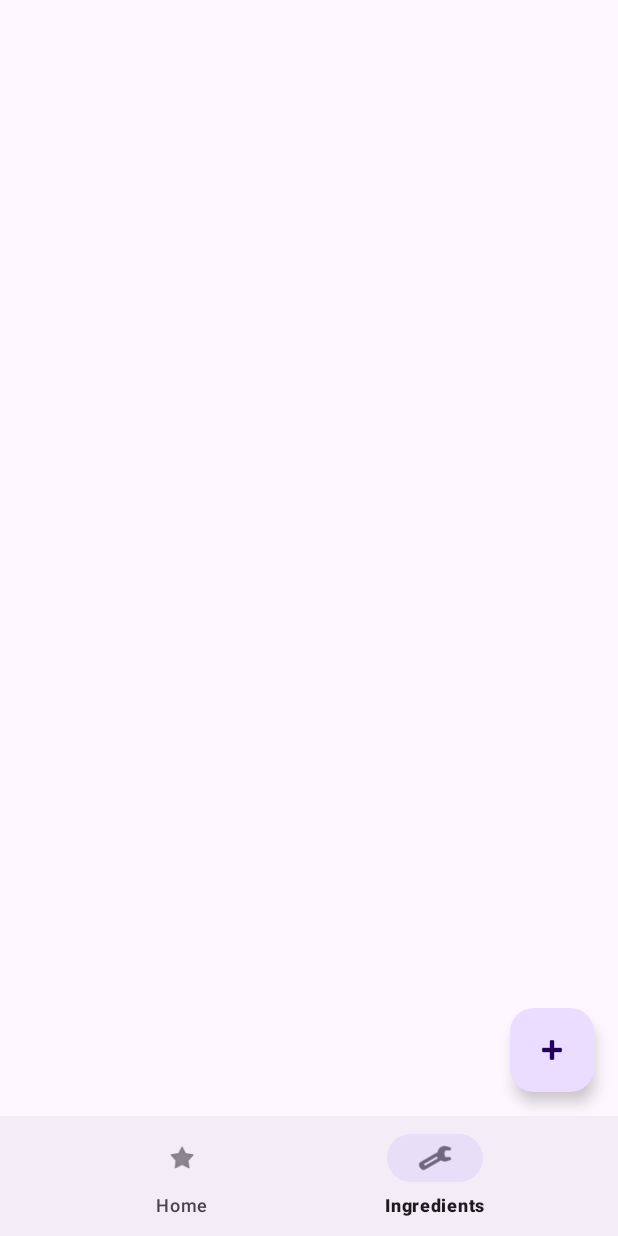
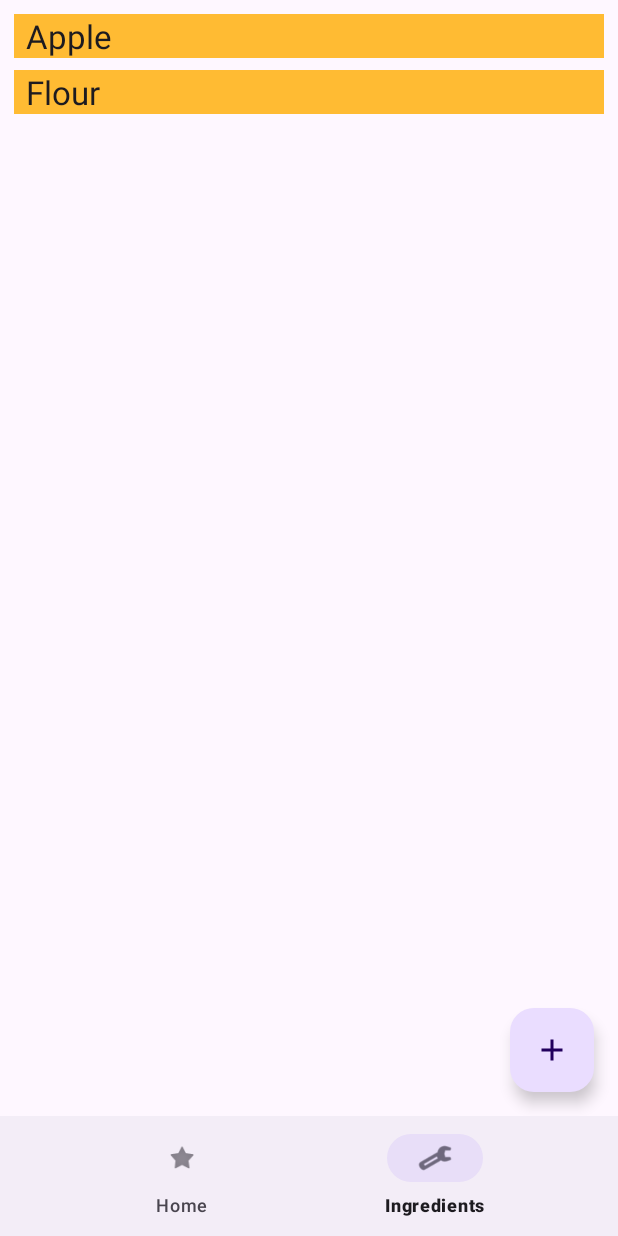
Before and after one commit to huangah412/RecipeSearch, an Android app: the screen it shows after launch (MainActivity), item 2 of the bottom bar chosen, on a phone screen of 412 x 824 dp. Run offline under Robolectric (Android 15) with nearby library versions, the phone set to English and light mode, and no system bars; our stand-ins replace Room's generated code.

Commit message:
Added ViewModel, Database is functional Copied recyclerview from tutorial (ViewHolder, ListAdapter), need to update it to the actual app in the future

```diff
--- a/app/src/main/java/com/aiden/recipesearch/IngredientsFragment.java
+++ b/app/src/main/java/com/aiden/recipesearch/IngredientsFragment.java
@@ -4,11 +4,17 @@ import android.os.Bundle;
 
 import androidx.appcompat.app.AlertDialog;
 import androidx.fragment.app.Fragment;
+import androidx.lifecycle.ViewModelProvider;
+import androidx.recyclerview.widget.LinearLayoutManager;
+import androidx.recyclerview.widget.RecyclerView;
 
 import android.view.LayoutInflater;
 import android.view.View;
 import android.view.ViewGroup;
 
+import com.aiden.recipesearch.database.Ingredient;
+import com.aiden.recipesearch.database.IngredientViewModel;
+import com.aiden.recipesearch.recyclerview.IngredientListAdapter;
 import com.google.android.material.dialog.MaterialAlertDialogBuilder;
 import com.google.android.material.floatingactionbutton.FloatingActionButton;
 import com.google.android.material.textfield.TextInputEditText;
@@ -26,6 +32,7 @@ public class IngredientsFragment extends Fragment {
     // the fragment initialization parameters, e.g. ARG_ITEM_NUMBER
     private static final String ARG_PARAM1 = "param1";
     private static final String ARG_PARAM2 = "param2";
+    private IngredientViewModel ingredientViewModel;
 
     // TODO: Rename and change types of parameters
     private String mParam1;
@@ -71,6 +78,16 @@ public class IngredientsFragment extends Fragment {
         View rootView = inflater.inflate(R.layout.fragment_ingredients, container, false);
         FloatingActionButton fab = rootView.findViewById(R.id.floatingActionButton);
 
+        RecyclerView recyclerView = rootView.findViewById(R.id.ingredients);
+        final IngredientListAdapter adapter = new IngredientListAdapter(new IngredientListAdapter.IngredientDiff());
+        recyclerView.setAdapter(adapter);
+        recyclerView.setLayoutManager(new LinearLayoutManager(getContext()));
+
+        ingredientViewModel = new ViewModelProvider(this).get(IngredientViewModel.class);
+        ingredientViewModel.getAllIngredients().observe(getViewLifecycleOwner(), ingredients -> {
+            adapter.submitList(ingredients);
+        });
+
         //when FAB is pressed open dialog to input ingredient and amount
         fab.setOnClickListener(v -> {
             View view1 = LayoutInflater.from(getContext()).inflate(R.layout.dialog_layout,null);
@@ -88,15 +105,18 @@ public class IngredientsFragment extends Fragment {
             dialog.getButton(AlertDialog.BUTTON_POSITIVE).setOnClickListener(v1 -> {
                 //Log.d("success", Objects.requireNonNull(input.getText()).toString());
                 boolean error = false;
+                String ingredientString = Objects.requireNonNull(ingredient.getText()).toString().trim();
+                String amountString = Objects.requireNonNull(amount.getText()).toString().trim();
 
-                if(Objects.requireNonNull(ingredient.getText()).toString().trim().isEmpty()){
+                if(ingredientString.isEmpty()) {
                     ingredient.setError("Input ingredient");
                     error = true;
                 } else{
                     ingredient.setError(null);
                 }
 
-                if(Objects.requireNonNull(amount.getText()).toString().trim().isEmpty()){
+                // TODO: input nothing as amount, ingredient amount -1 to signify nothing
+                if(amountString.isEmpty()){
                     amount.setError("Input amount");
                     error = true;
                 } else{
@@ -104,7 +124,9 @@ public class IngredientsFragment extends Fragment {
                 }
 
                 if(!error){
-                    //TODO make this do something
+                    // TODO: More checks/regex to make sure stuff inputted into database is following same format
+                    Ingredient ingredient1 = new Ingredient(ingredientString, Integer.parseInt(amountString));
+                    ingredientViewModel.insert(ingredient1);
                     dialog.dismiss();
                 }
             });
--- a/app/src/main/java/com/aiden/recipesearch/MainActivity.java
+++ b/app/src/main/java/com/aiden/recipesearch/MainActivity.java
@@ -1,16 +1,18 @@
 package com.aiden.recipesearch;
 
 import android.os.Bundle;
+
 import androidx.activity.EdgeToEdge;
 import androidx.appcompat.app.AppCompatActivity;
 import androidx.core.graphics.Insets;
 import androidx.core.view.ViewCompat;
 import androidx.core.view.WindowInsetsCompat;
 import androidx.fragment.app.Fragment;
+
+import com.aiden.recipesearch.database.IngredientViewModel;
 import com.google.android.material.navigation.NavigationBarView;
 
 public class MainActivity extends AppCompatActivity {
-
     @Override
     protected void onCreate(Bundle savedInstanceState) {
         super.onCreate(savedInstanceState);
@@ -39,6 +41,5 @@ public class MainActivity extends AppCompatActivity {
         });
 
         getSupportFragmentManager().beginTransaction().replace(R.id.fragment_container, new HomeFragment()).commit();
-
     }
 }
--- a/app/src/main/java/com/aiden/recipesearch/database/Ingredient.java
+++ b/app/src/main/java/com/aiden/recipesearch/database/Ingredient.java
@@ -13,5 +13,8 @@ public class Ingredient {
     public String ingredient;
     public int amount;
 
-    public Ingredient(@NonNull String ingredient) {this.ingredient = ingredient;}
+    public Ingredient(@NonNull String ingredient, int amount) {
+        this.ingredient = ingredient;
+        this.amount = amount;
+    }
 }
--- a/app/src/main/java/com/aiden/recipesearch/database/IngredientRepository.java
+++ b/app/src/main/java/com/aiden/recipesearch/database/IngredientRepository.java
@@ -22,6 +22,7 @@ public class IngredientRepository {
     //Combines amount if there is duplicate ingredient, if no amount replaces with amount specified
     void insert(Ingredient ingredient){
         IngredientRoomDatabase.databaseWriteExecutor.execute(() -> {
+            /*
             String itemName = ingredient.ingredient;
             Ingredient item = ingredientDao.getIngredient(itemName);
             if(item == null) { //checks for duplicate
@@ -31,7 +32,8 @@ public class IngredientRepository {
                     ingredient.amount += item.amount; //adds amount
                 }
                 ingredientDao.insert(ingredient);
-            }
+            }*/
+            ingredientDao.insert(ingredient);
         });
     }
 }
--- a/app/src/main/java/com/aiden/recipesearch/database/IngredientRoomDatabase.java
+++ b/app/src/main/java/com/aiden/recipesearch/database/IngredientRoomDatabase.java
@@ -2,9 +2,11 @@ package com.aiden.recipesearch.database;
 
 import android.content.Context;
 
+import androidx.annotation.NonNull;
 import androidx.room.Database;
 import androidx.room.Room;
 import androidx.room.RoomDatabase;
+import androidx.sqlite.db.SupportSQLiteDatabase;
 
 import java.util.concurrent.ExecutorService;
 import java.util.concurrent.Executors;
@@ -22,10 +24,29 @@ public abstract class IngredientRoomDatabase extends RoomDatabase {
         if(INSTANCE == null){
             synchronized (IngredientRoomDatabase.class){
                 if(INSTANCE == null){
-                    INSTANCE = Room.databaseBuilder(context.getApplicationContext(), IngredientRoomDatabase.class, "ingredient_database").build();
+                    INSTANCE = Room.databaseBuilder(context.getApplicationContext(), IngredientRoomDatabase.class, "ingredient_database").addCallback(sRoomDatabaseCallback).build();
                 }
             }
         }
         return INSTANCE;
     }
+
+    private static RoomDatabase.Callback sRoomDatabaseCallback = new RoomDatabase.Callback(){
+        @Override
+        public void onCreate(@NonNull SupportSQLiteDatabase database){
+            super.onCreate(database);
+
+            //Keep data through app restarts: comment out block (currently temporary)
+            databaseWriteExecutor.execute(() -> {
+                IngredientDao dao = INSTANCE.ingredientDao();
+                dao.deleteAll();
+
+                //testing
+                Ingredient ingredient = new Ingredient("Apple", 5);
+                dao.insert(ingredient);
+                ingredient = new Ingredient("Flour", -1);
+                dao.insert(ingredient);
+            });
+        }
+    };
 }
--- /dev/null
+++ b/app/src/main/java/com/aiden/recipesearch/database/IngredientViewModel.java
@@ -0,0 +1,21 @@
+package com.aiden.recipesearch.database;
+
+import android.app.Application;
+
+import androidx.lifecycle.AndroidViewModel;
+import androidx.lifecycle.LiveData;
+
+import java.util.List;
+
+public class IngredientViewModel extends AndroidViewModel {
+    private IngredientRepository repository;
+    private final LiveData<List<Ingredient>> allIngredients;
+    public IngredientViewModel(Application application){
+        super(application);
+        repository = new IngredientRepository(application);
+        allIngredients = repository.getAllIngredients();
+    }
+
+    public LiveData<List<Ingredient>> getAllIngredients() {return  allIngredients;}
+    public void insert(Ingredient ingredient) {repository.insert(ingredient);}
+}
--- /dev/null
+++ b/app/src/main/java/com/aiden/recipesearch/recyclerview/IngredientListAdapter.java
@@ -0,0 +1,39 @@
+package com.aiden.recipesearch.recyclerview;
+
+import android.view.ViewGroup;
+
+import androidx.annotation.NonNull;
+import androidx.recyclerview.widget.DiffUtil;
+import androidx.recyclerview.widget.ListAdapter;
+
+import com.aiden.recipesearch.database.Ingredient;
+
+public class IngredientListAdapter extends ListAdapter<Ingredient, IngredientViewHolder> {
+    public IngredientListAdapter(@NonNull DiffUtil.ItemCallback<Ingredient> diffCallback){
+        super(diffCallback);
+    }
+
+    @Override
+    public IngredientViewHolder onCreateViewHolder(ViewGroup parent, int viewType){
+        return IngredientViewHolder.create(parent);
+    }
+
+    @Override
+    public void onBindViewHolder(IngredientViewHolder holder, int position){
+        Ingredient current = getItem(position);
+        holder.bind(current.ingredient);
+    }
+
+    public static class IngredientDiff extends DiffUtil.ItemCallback<Ingredient>{
+        @Override
+        public boolean areItemsTheSame(@NonNull Ingredient oldItem, @NonNull Ingredient newItem){
+            return oldItem == newItem;
+        }
+
+        @Override
+        public boolean areContentsTheSame(@NonNull Ingredient oldItem, @NonNull Ingredient newItem) {
+            return oldItem.ingredient.equals(newItem.ingredient);
+        }
+
+    }
+}
--- /dev/null
+++ b/app/src/main/java/com/aiden/recipesearch/recyclerview/IngredientViewHolder.java
@@ -0,0 +1,28 @@
+package com.aiden.recipesearch.recyclerview;
+
+import android.view.LayoutInflater;
+import android.view.View;
+import android.view.ViewGroup;
+import android.widget.TextView;
+
+import androidx.recyclerview.widget.RecyclerView;
+
+import com.aiden.recipesearch.R;
+
+public class IngredientViewHolder extends RecyclerView.ViewHolder {
+    private final TextView ingredientItemView;
+
+    private IngredientViewHolder(View itemView){
+        super(itemView);
+        ingredientItemView = itemView.findViewById(R.id.textView);
+    }
+
+    public void bind(String text){
+        ingredientItemView.setText(text);
+    }
+
+    static IngredientViewHolder create(ViewGroup parent){
+        View view = LayoutInflater.from(parent.getContext()).inflate(R.layout.recyclerview_item, parent, false);
+        return new IngredientViewHolder(view);
+    }
+}
--- /dev/null
+++ b/app/src/main/res/drawable/ic_add_black_24dp.xml
@@ -0,0 +1,5 @@
+<vector xmlns:android="http://schemas.android.com/apk/res/android" android:height="24dp" android:tint="#000000" android:viewportHeight="24" android:viewportWidth="24" android:width="24dp">
+
+    <path android:fillColor="@android:color/white" android:pathData="M19,13h-6v6h-2v-6H5v-2h6V5h2v6h6v2z"/>
+
+</vector>
--- a/app/src/main/res/layout/fragment_ingredients.xml
+++ b/app/src/main/res/layout/fragment_ingredients.xml
@@ -13,12 +13,14 @@
 
         <androidx.recyclerview.widget.RecyclerView
             android:id="@+id/ingredients"
+            android:padding="8dp"
             android:layout_width="match_parent"
             android:layout_height="match_parent"
             android:layout_marginStart="1dp"
             android:layout_marginTop="1dp"
             android:layout_marginEnd="1dp"
             android:layout_marginBottom="1dp"
+            tools:listitem="@layout/recyclerview_item"
             app:layout_constraintBottom_toBottomOf="parent"
             app:layout_constraintEnd_toEndOf="parent"
             app:layout_constraintStart_toStartOf="parent"
@@ -34,7 +36,7 @@
             android:clickable="true"
             android:contentDescription="@string/add"
             android:focusable="true"
-            android:src="@android:drawable/ic_input_add"
+            android:src="@drawable/ic_add_black_24dp"
             app:fabSize="auto"
             app:layout_constraintBottom_toBottomOf="parent"
             app:layout_constraintEnd_toEndOf="parent" />
--- /dev/null
+++ b/app/src/main/res/layout/recyclerview_item.xml
@@ -0,0 +1,13 @@
+<?xml version="1.0" encoding="utf-8"?>
+<LinearLayout xmlns:android="http://schemas.android.com/apk/res/android"
+    android:orientation="vertical"
+    android:layout_width="match_parent"
+    android:layout_height="wrap_content">
+
+    <TextView
+        android:id="@+id/textView"
+        style="@style/word_title"
+        android:layout_width="match_parent"
+        android:layout_height="wrap_content"
+        android:background="@android:color/holo_orange_light" />
+</LinearLayout>
--- /dev/null
+++ b/app/src/main/res/values/styles.xml
@@ -0,0 +1,11 @@
+<?xml version="1.0" encoding="utf-8"?>
+<resources>
+
+    <style name="word_title">
+        <item name="android:layout_width">match_parent</item>
+        <item name="android:layout_marginBottom">8dp</item>
+        <item name="android:paddingLeft">8dp</item>
+        <item name="android:background">@android:color/holo_orange_light</item>
+        <item name="android:textAppearance">@android:style/TextAppearance.Large</item>
+    </style>
+</resources>
```
